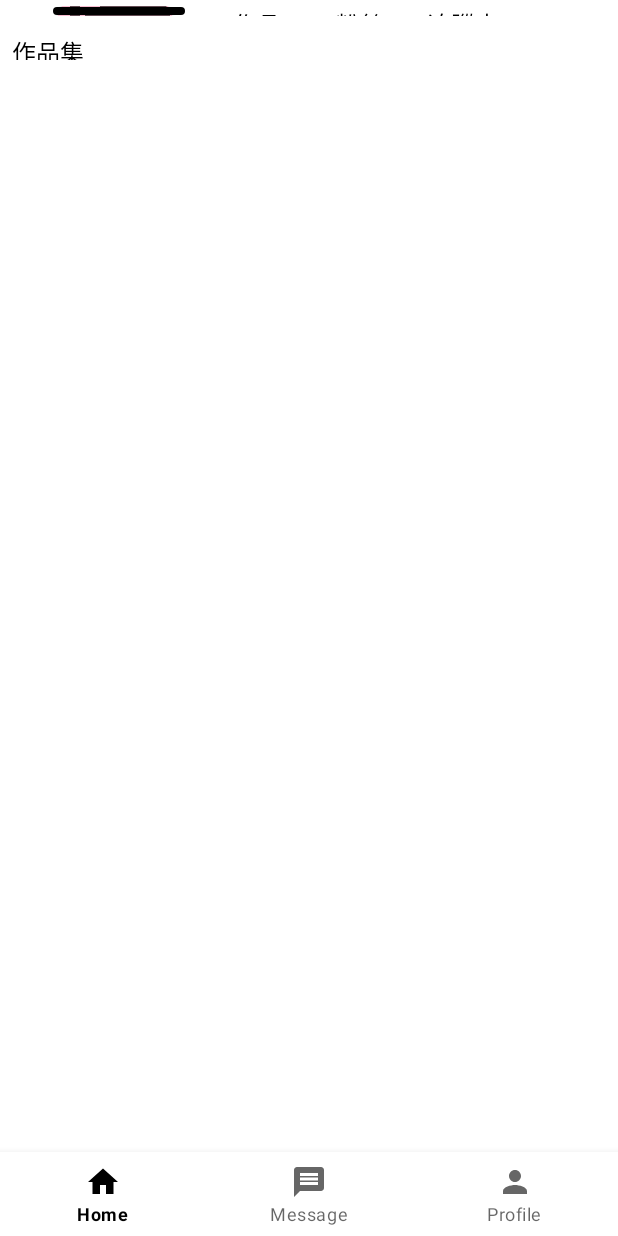
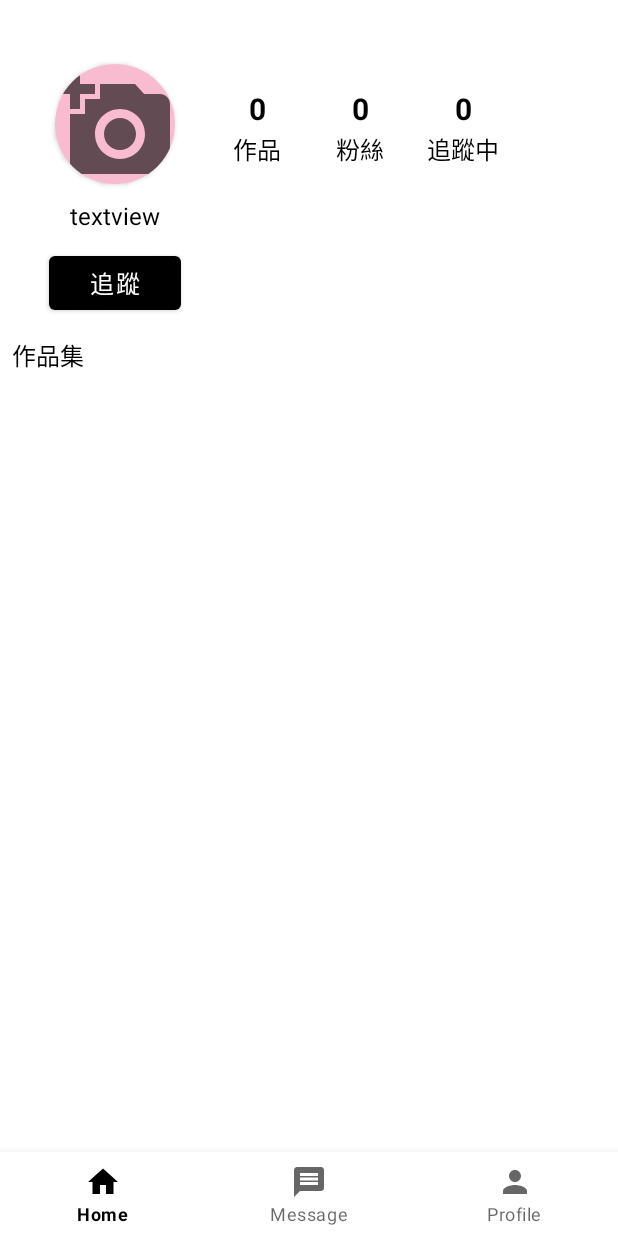
Before and after one commit to hsuanne/PicPartner, an Android app: the ProfileRegularFragment screen opened through its navigation route, on a phone screen of 412 x 824 dp. Run offline under Robolectric (Android 15) with nearby library versions, the phone set to English and light mode, and no system bars; our stand-ins replace Firebase (no records; nobody signed in at launch, a user with empty details on screens opened directly), navigation-ui; libraries missing offline, so code that uses them is left out: me.relex.circleindicator; pictures from the network do not load; 3 statements that could not run were skipped.

Commit message:
fix profile regular

```diff
--- a/PicPartner/app/src/main/res/layout/activity_main.xml
+++ b/PicPartner/app/src/main/res/layout/activity_main.xml
@@ -26,7 +26,7 @@
         app:layout_constraintBottom_toBottomOf="parent"
         app:defaultNavHost="true"
         app:navGraph="@navigation/main_navigation"
-        tools:layout="@layout/fragment_profile" />
+        tools:layout="@layout/fragment_profile_regular" />
 
     </ScrollView>
 
--- a/PicPartner/app/src/main/res/layout/fragment_profile_regular.xml
+++ b/PicPartner/app/src/main/res/layout/fragment_profile_regular.xml
@@ -1,68 +1,20 @@
 <?xml version="1.0" encoding="utf-8"?>
-<androidx.constraintlayout.widget.ConstraintLayout xmlns:android="http://schemas.android.com/apk/res/android"
+<LinearLayout
+    xmlns:android="http://schemas.android.com/apk/res/android"
     xmlns:app="http://schemas.android.com/apk/res-auto"
     xmlns:tools="http://schemas.android.com/tools"
     android:layout_width="match_parent"
     android:layout_height="match_parent"
     android:background="@color/white"
     android:id="@+id/profile_regular_root"
-    tools:context=".profile.ProfileFragment">
+    tools:context=".profile.ProfileRegularFragment"
+    android:orientation="vertical">
 
     <androidx.constraintlayout.widget.ConstraintLayout
         android:layout_width="match_parent"
-        android:layout_height="0dp"
-        android:padding="8dp"
-        app:layout_constraintBottom_toBottomOf="parent"
-        app:layout_constraintEnd_toEndOf="parent"
-        app:layout_constraintHeight_percent=".7"
-        app:layout_constraintStart_toStartOf="parent"
-        app:layout_constraintTop_toTopOf="parent"
-        app:layout_constraintVertical_bias="1">
-
-        <TextView
-            android:id="@+id/my_collection"
-            android:layout_width="0dp"
         android:layout_height="wrap_content"
-            android:text="作品集"
-            android:textSize="16sp"
-            android:textColor="@color/black"
-            android:maxLines="1"
-            android:ellipsize="end"
-            android:gravity="start"
-            app:layout_constraintVertical_bias="0"
-            app:layout_constraintHorizontal_bias="0"
-            app:layout_constraintStart_toStartOf="parent"
-            app:layout_constraintEnd_toEndOf="parent"
-            app:layout_constraintTop_toTopOf="parent"
-            app:layout_constraintBottom_toBottomOf="parent"
-            app:layout_constraintWidth_percent="0.2"/>
-
-        <androidx.recyclerview.widget.RecyclerView
-            android:id="@+id/collection_grid"
-            android:layout_width="match_parent"
-            android:layout_height="0dp"
-            android:layout_marginTop="4dp"
-            app:layoutManager="androidx.recyclerview.widget.GridLayoutManager"
-            app:spanCount="3"
-            tools:listitem="@layout/collection_container"
-            app:layout_constraintBottom_toBottomOf="parent"
-            app:layout_constraintEnd_toEndOf="parent"
-            app:layout_constraintStart_toStartOf="parent"
-            app:layout_constraintTop_toBottomOf="@id/my_collection"
-            app:layout_constraintVertical_bias="0"
-            app:layout_constraintHeight_percent="1"/>
-
-    </androidx.constraintlayout.widget.ConstraintLayout>
-
-    <androidx.constraintlayout.widget.ConstraintLayout
-        android:layout_width="match_parent"
-        android:layout_height="0dp"
         android:padding="4dp"
-        app:layout_constraintBottom_toBottomOf="parent"
-        app:layout_constraintEnd_toEndOf="parent"
-        app:layout_constraintHeight_percent="0.3"
-        app:layout_constraintStart_toStartOf="parent"
-        app:layout_constraintTop_toTopOf="parent"
+        app:layout_constraintHeight_percent="0.2"
         app:layout_constraintVertical_bias="0">
 
         <androidx.cardview.widget.CardView
@@ -92,18 +44,16 @@
             android:id="@+id/regular_name"
             android:layout_width="0dp"
             android:layout_height="wrap_content"
+            android:layout_marginTop="10dp"
             android:text="textview"
             android:textSize="16sp"
             android:textColor="@color/black"
             android:maxLines="1"
             android:ellipsize="end"
             android:gravity="center"
-            app:layout_constraintVertical_bias="0.7"
-            app:layout_constraintHorizontal_bias="0.1"
-            app:layout_constraintStart_toStartOf="parent"
-            app:layout_constraintEnd_toEndOf="parent"
-            app:layout_constraintTop_toTopOf="parent"
-            app:layout_constraintBottom_toBottomOf="parent"
+            app:layout_constraintStart_toStartOf="@id/rounded_cardview"
+            app:layout_constraintEnd_toEndOf="@id/rounded_cardview"
+            app:layout_constraintTop_toBottomOf="@id/rounded_cardview"
             app:layout_constraintWidth_percent="0.2"/>
 
         <com.google.android.material.button.MaterialButton
@@ -111,14 +61,11 @@
             android:layout_width="wrap_content"
             android:layout_height="wrap_content"
             android:text="追蹤"
+            android:layout_marginTop="10dp"
             android:textSize="16sp"
-            app:layout_constraintVertical_bias="0.98"
-            app:layout_constraintHorizontal_bias="0.1"
-            app:layout_constraintStart_toStartOf="parent"
-            app:layout_constraintEnd_toEndOf="parent"
-            app:layout_constraintTop_toTopOf="parent"
-            app:layout_constraintBottom_toBottomOf="parent"/>
-
+            app:layout_constraintStart_toStartOf="@id/regular_name"
+            app:layout_constraintEnd_toEndOf="@id/regular_name"
+            app:layout_constraintTop_toBottomOf="@id/regular_name"/>
 
         <TextView
             android:id="@+id/num_collection"
@@ -236,6 +183,50 @@
 
     </androidx.constraintlayout.widget.ConstraintLayout>
 
+    <androidx.constraintlayout.widget.ConstraintLayout
+        android:layout_width="match_parent"
+        android:layout_height="wrap_content"
+        android:padding="8dp"
+        app:layout_constraintBottom_toBottomOf="parent"
+        app:layout_constraintEnd_toEndOf="parent"
+        app:layout_constraintHeight_percent=".7"
+        app:layout_constraintStart_toStartOf="parent"
+        app:layout_constraintTop_toTopOf="parent"
+        app:layout_constraintVertical_bias="1">
+
+        <TextView
+            android:id="@+id/my_collection"
+            android:layout_width="0dp"
+            android:layout_height="wrap_content"
+            android:text="作品集"
+            android:textSize="16sp"
+            android:textColor="@color/black"
+            android:maxLines="1"
+            android:ellipsize="end"
+            android:gravity="start"
+            app:layout_constraintVertical_bias="0"
+            app:layout_constraintHorizontal_bias="0"
+            app:layout_constraintStart_toStartOf="parent"
+            app:layout_constraintEnd_toEndOf="parent"
+            app:layout_constraintTop_toTopOf="parent"
+            app:layout_constraintBottom_toBottomOf="parent"
+            app:layout_constraintWidth_percent="0.2"/>
+
+        <androidx.recyclerview.widget.RecyclerView
+            android:id="@+id/collection_grid"
+            android:layout_width="match_parent"
+            android:layout_height="wrap_content"
+            android:layout_marginTop="4dp"
+            app:layoutManager="androidx.recyclerview.widget.GridLayoutManager"
+            app:spanCount="3"
+            tools:listitem="@layout/collection_container"
+            app:layout_constraintBottom_toBottomOf="parent"
+            app:layout_constraintEnd_toEndOf="parent"
+            app:layout_constraintStart_toStartOf="parent"
+            app:layout_constraintTop_toBottomOf="@id/my_collection"
+            app:layout_constraintVertical_bias="0"
+            app:layout_constraintHeight_percent="1"/>
+
         <ProgressBar
             android:id="@+id/upload_progress"
             android:layout_width="wrap_content"
@@ -244,6 +235,8 @@
             app:layout_constraintEnd_toEndOf="parent"
             app:layout_constraintTop_toTopOf="parent"
             app:layout_constraintBottom_toBottomOf="parent"
-        app:layout_constraintVertical_bias="0.5" />
+            app:layout_constraintVertical_bias="0.3" />
 
     </androidx.constraintlayout.widget.ConstraintLayout>
+
+</LinearLayout>
```
Lines whose indentation alone changed are shown as unchanged.
